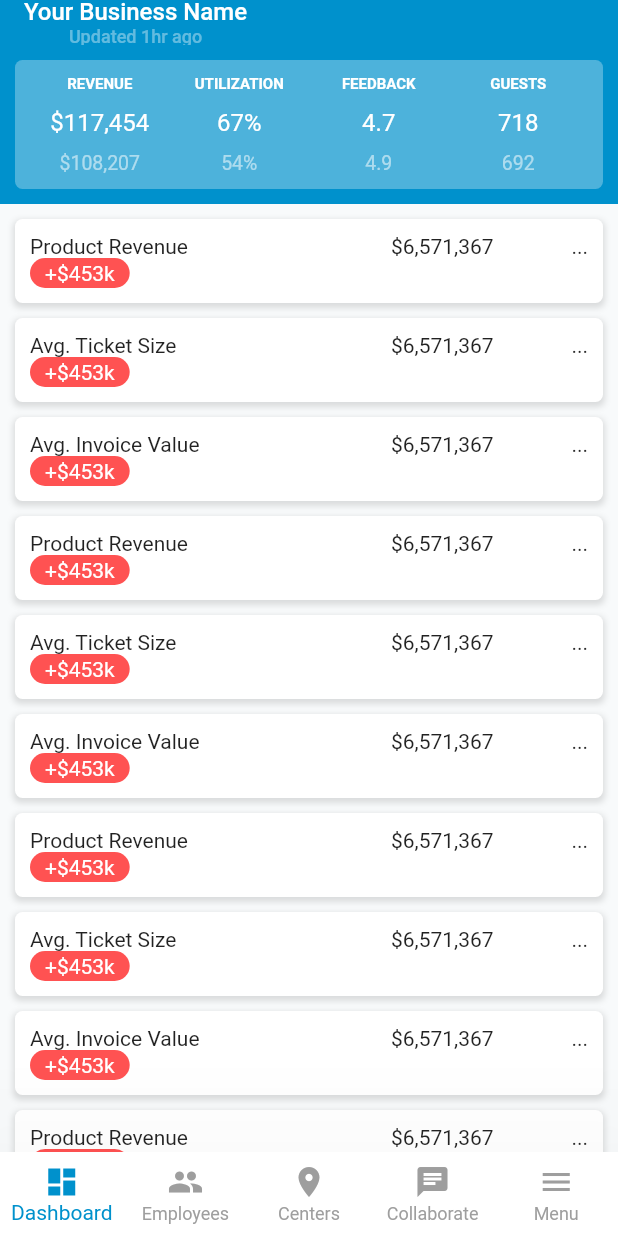
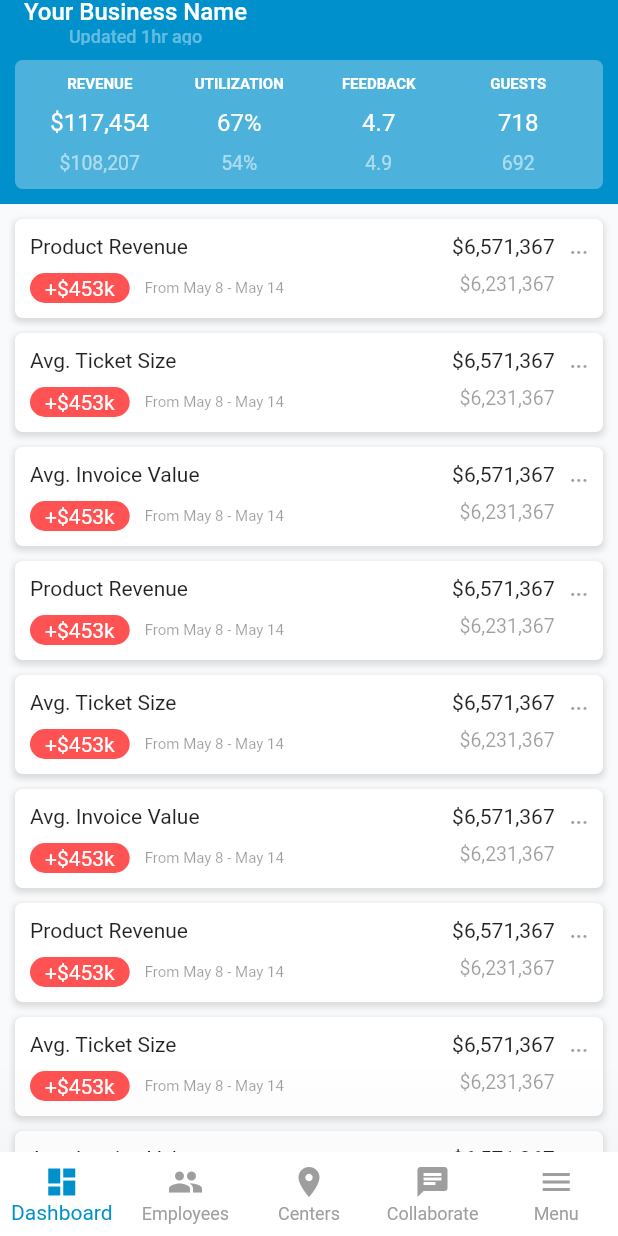
Before and after one commit to whilestevego/z_flutter_demo, a Flutter app: the screen it shows after launch, on a phone screen of 412 x 824 dp. Run offline on Flutter 3.47's test engine with Material 2 defaults, Android fonts, the phone set to English and light mode, and no system bars.

Commit message:
Improve appearance of RevenueItem

```diff
--- a/lib/components/revenue_item.dart
+++ b/lib/components/revenue_item.dart
@@ -37,6 +37,7 @@ class RevenueItem extends StatelessWidget {
             )
           ],
         ),
+        // TODO: Replace the following content with a Table widget
         child: Row(
           crossAxisAlignment: CrossAxisAlignment.start,
           children: <Widget>[
@@ -46,14 +47,49 @@ class RevenueItem extends StatelessWidget {
                   crossAxisAlignment: CrossAxisAlignment.start,
                   children: <Widget>[
                     Text(title),
-                    Pill(
-                      text: '+\$453k',
-                      backgroundColor: Colors.redAccent,
+                    Container(height: spacer),
+                    Row(
+                      children: <Widget>[
+                        Pill(
+                          text: '+\$453k',
+                          backgroundColor: Colors.redAccent,
+                        ),
+                        Container(width: spacer),
+                        Text(
+                          'From May 8 - May 14',
+                          style: TextStyle(
+                            color: Colors.black38,
+                            fontSize: 10.0,
+                          ),
+                        )
+                      ],
                     )
                   ],
                 )),
-            Expanded(flex: 1, child: Text(f.format(amount))),
-            Text('...'),
+            Expanded(
+                flex: 1,
+                child: Column(
+                  crossAxisAlignment: CrossAxisAlignment.end,
+                  children: <Widget>[
+                    Text(f.format(amount)),
+                    Container(height: spacer),
+                    Text(f.format(previousAmount),
+                        style: TextStyle(
+                          color: Colors.black38,
+                          fontSize: 13,
+                        )),
+                  ],
+                )),
+            Padding(
+              padding: const EdgeInsets.only(left: spacer),
+              child: Text(
+                '...',
+                style: TextStyle(
+                  fontWeight: FontWeight.bold,
+                  color: Colors.black38,
+                ),
+              ),
+            ),
           ],
         ),
       ),
```
